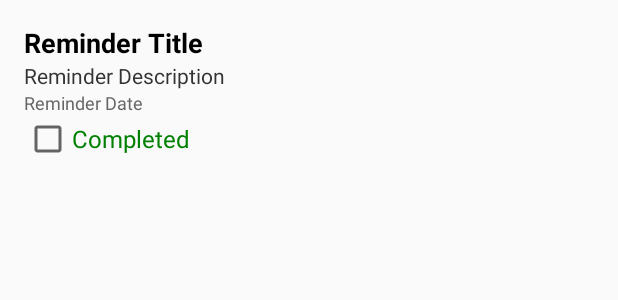
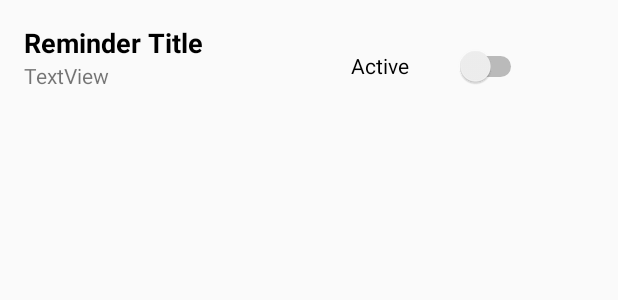
Before and after one commit to tabufellin/curly-octo-fortnight, an Android app built with Jetpack Compose: the layout item_reminder.xml on its own in the app's theme, with its tools: preview values and no code run, on a phone screen of 412 x 824 dp. Shown: the top 300 px of the screen. Run offline under Robolectric (Android 15) with nearby library versions, the phone set to English and light mode, and no system bars.

Commit message:
create reminders and listview reminders

```diff
--- a/app/src/main/res/layout/item_reminder.xml
+++ b/app/src/main/res/layout/item_reminder.xml
@@ -6,38 +6,42 @@
     android:orientation="vertical"
     android:padding="16dp">
 
+    <LinearLayout
+        android:layout_width="match_parent"
+        android:layout_height="match_parent"
+        android:orientation="horizontal">
+
+        <LinearLayout
+            android:layout_width="218dp"
+            android:layout_height="match_parent"
+            android:orientation="vertical">
+
             <TextView
                 android:id="@+id/textViewTitle"
                 android:layout_width="wrap_content"
                 android:layout_height="wrap_content"
                 android:text="Reminder Title"
+                android:textColor="#000000"
                 android:textSize="18sp"
-        android:textColor="#000000"
-        android:textStyle="bold"/>
+                android:textStyle="bold" />
 
             <TextView
-        android:id="@+id/textViewDescription"
+                android:id="@+id/textViewHowManyTimesPerDay"
+                android:layout_width="match_parent"
+                android:layout_height="wrap_content"
+                android:text="TextView" />
+        </LinearLayout>
+
+        <Switch
+            android:id="@+id/switchActiveNotifications"
+            android:layout_width="117dp"
+            android:layout_height="56dp"
+            android:text="Active" />
+
+        <Space
             android:layout_width="wrap_content"
             android:layout_height="wrap_content"
-        android:text="Reminder Description"
-        android:textSize="14sp"
-        android:textColor="#333333"/>
-
-    <TextView
-        android:id="@+id/textViewDate"
-        android:layout_width="wrap_content"
-        android:layout_height="wrap_content"
-        android:text="Reminder Date"
-        android:textSize="12sp"
-        android:textColor="#666666"/>
-
-    <CheckBox
-        android:id="@+id/checkboxCompleted"
-        android:layout_width="wrap_content"
-        android:layout_height="wrap_content"
-        android:text="Completed"
-        android:textSize="16sp"
-        android:textColor="#008000"
-        android:checked="false"/>
+            android:layout_weight="1" />
+    </LinearLayout>
 
 </LinearLayout>
```
Also changed, not shown: app/src/main/java/com/example/remindme/MainActivity.kt (+16 -4 lines), app/src/main/java/com/example/remindme/Reminder.kt (+9 -4 lines), app/src/main/java/com/example/remindme/ReminderAdapter.kt (+45 -14 lines), app/src/main/res/layout/activity_main.xml (+23 -7 lines). Lines whose indentation alone changed are shown as unchanged.
